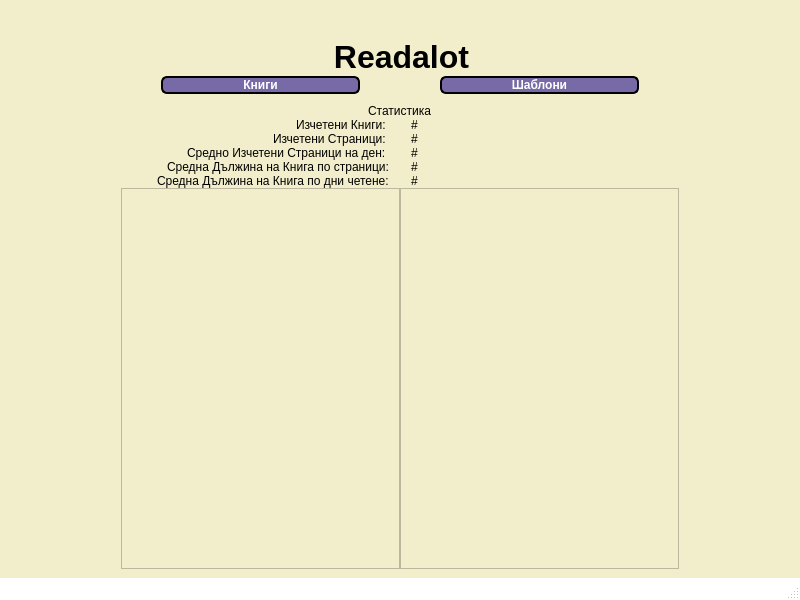
Before: the Qt Designer form Readalot/mainwindow.ui in TanyaSeykova/Hackaton_2022, drawn with Qt 5.
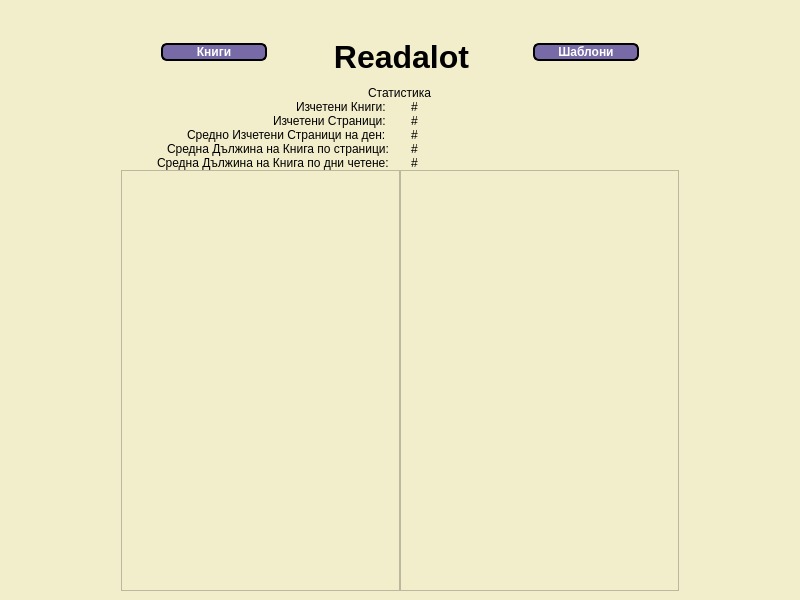
After: the same form once the commit is applied. Custom widgets are drawn as their Qt base class.

```diff
--- a/Readalot/mainwindow.ui
+++ b/Readalot/mainwindow.ui
@@ -39,22 +39,10 @@
        </widget>
       </item>
       <item>
-       <layout class="QVBoxLayout" name="verticalLayout_2" stretch="0,10,0,0,0">
+       <layout class="QVBoxLayout" name="verticalLayout_2" stretch="10,0,0,0">
         <property name="topMargin">
          <number>20</number>
         </property>
-        <item>
-         <widget class="QLabel" name="label">
-          <property name="styleSheet">
-           <string notr="true">QObject#label{
-	margin-top: 10%
-}</string>
-          </property>
-          <property name="text">
-           <string>&lt;html&gt;&lt;head/&gt;&lt;body&gt;&lt;p align=&quot;center&quot;&gt;&lt;span style=&quot; font-size:24pt; font-weight:600;&quot;&gt;Readalot&lt;/span&gt;&lt;/p&gt;&lt;/body&gt;&lt;/html&gt;</string>
-          </property>
-         </widget>
-        </item>
         <item>
          <layout class="QGridLayout" name="gridLayout">
           <item row="0" column="0">
@@ -81,7 +69,7 @@
             </property>
            </widget>
           </item>
-          <item row="0" column="1">
+          <item row="0" column="2">
            <widget class="QPushButton" name="pushButtonTemplates">
             <property name="styleSheet">
              <string notr="true">QPushButton{
@@ -105,6 +93,17 @@
             </property>
            </widget>
           </item>
+          <item row="0" column="1">
+           <widget class="QLabel" name="label">
+            <property name="styleSheet">
+             <string notr="true">margin-top: 10%;
+font:  40pt  &quot;Pristina&quot;;</string>
+            </property>
+            <property name="text">
+             <string>&lt;html&gt;&lt;head/&gt;&lt;body&gt;&lt;p align=&quot;center&quot;&gt;&lt;span style=&quot; font-size:24pt; font-weight:600;&quot;&gt;Readalot&lt;/span&gt;&lt;/p&gt;&lt;/body&gt;&lt;/html&gt;</string>
+            </property>
+           </widget>
+          </item>
          </layout>
         </item>
         <item>
@@ -280,7 +279,6 @@
     </rect>
    </property>
   </widget>
-  <widget class="QStatusBar" name="statusbar"/>
  </widget>
  <customwidgets>
   <customwidget>
```
Left out of the diff: 2 changed lines with no effect on the pictures.
